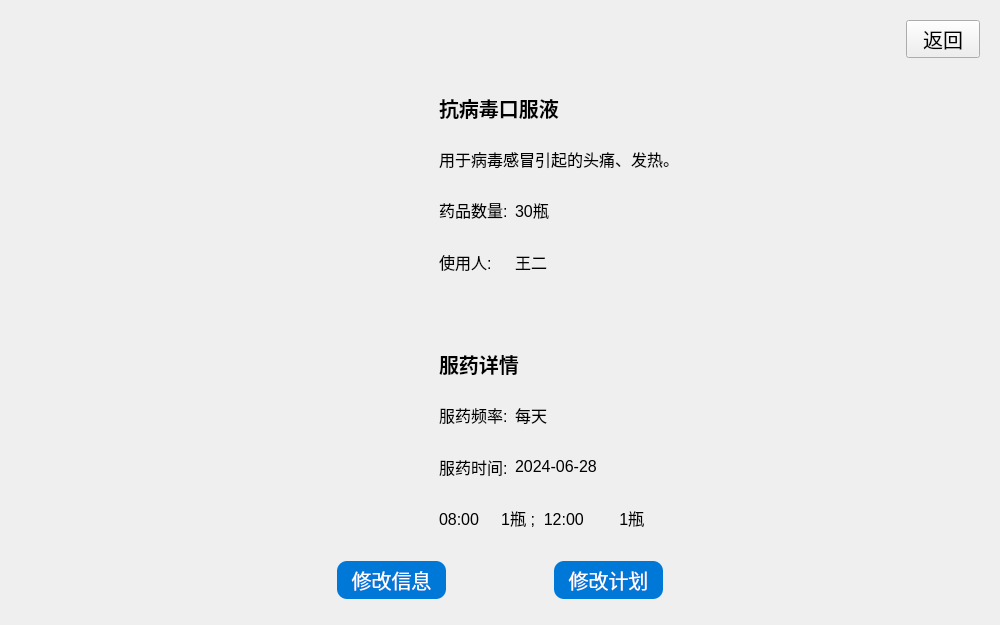
First picture: the form in medcine_information.ui, repository tongvvv/medicineBox, before the edit.
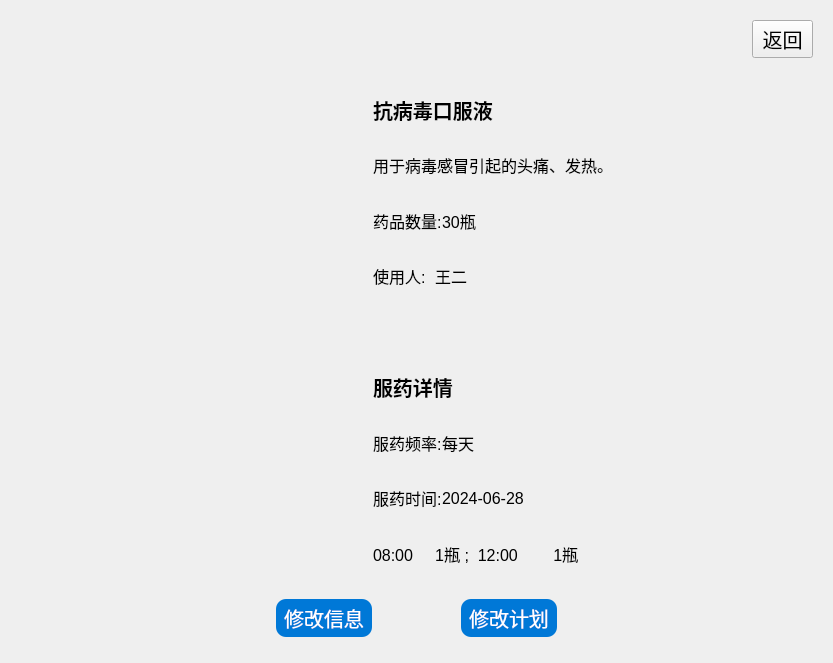
Second picture: the form after the edit. Icons and pictures are not drawn.

Patch:
```diff
--- a/medcine_information.ui
+++ b/medcine_information.ui
@@ -6,8 +6,8 @@
    <rect>
     <x>0</x>
     <y>0</y>
-    <width>1000</width>
-    <height>625</height>
+    <width>833</width>
+    <height>663</height>
    </rect>
   </property>
   <property name="windowTitle">
```
